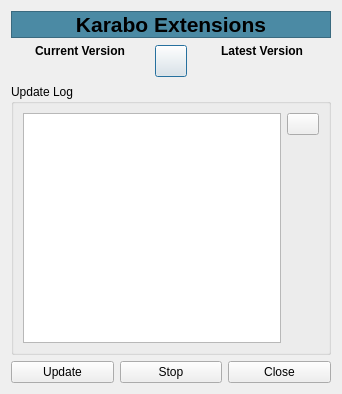
This is src/pythonGui/karabogui/dialogs/update_dialog.ui in European-XFEL/Karabo as Qt 5 draws it before an edit. The edited form follows.
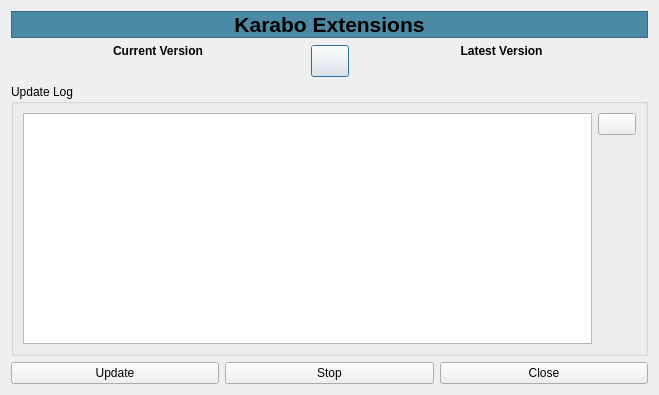
This is the edited form.

Commit message: GUI: Update dialog align size of dialog and buttons

Diff of the .ui file:
```diff
--- a/src/pythonGui/karabogui/dialogs/update_dialog.ui
+++ b/src/pythonGui/karabogui/dialogs/update_dialog.ui
@@ -6,8 +6,8 @@
    <rect>
     <x>0</x>
     <y>0</y>
-    <width>342</width>
-    <height>394</height>
+    <width>659</width>
+    <height>395</height>
    </rect>
   </property>
   <property name="sizePolicy">
@@ -127,7 +127,7 @@
       <widget class="QPushButton" name="bt_refresh">
        <property name="maximumSize">
         <size>
-         <width>32</width>
+         <width>38</width>
          <height>32</height>
         </size>
        </property>
@@ -213,7 +213,7 @@
            <widget class="QPushButton" name="bt_clear_log">
             <property name="maximumSize">
              <size>
-              <width>32</width>
+              <width>38</width>
               <height>32</height>
              </size>
             </property>
```
